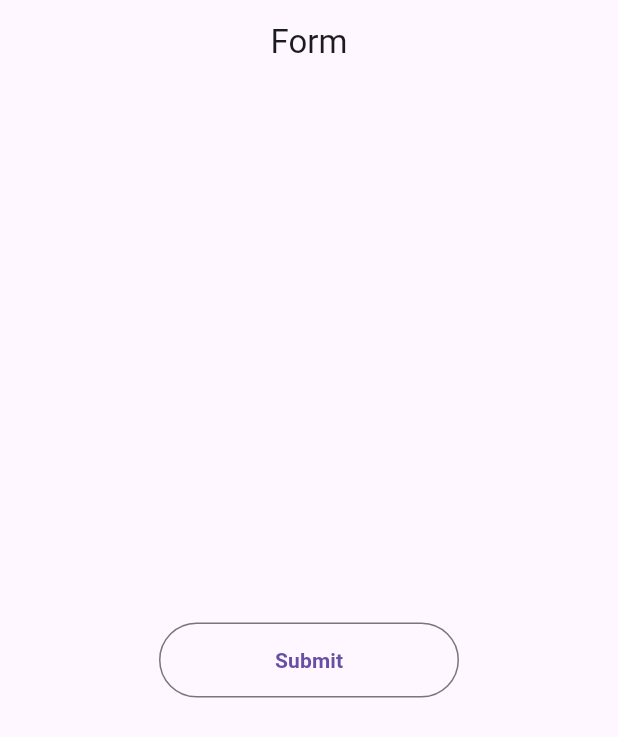
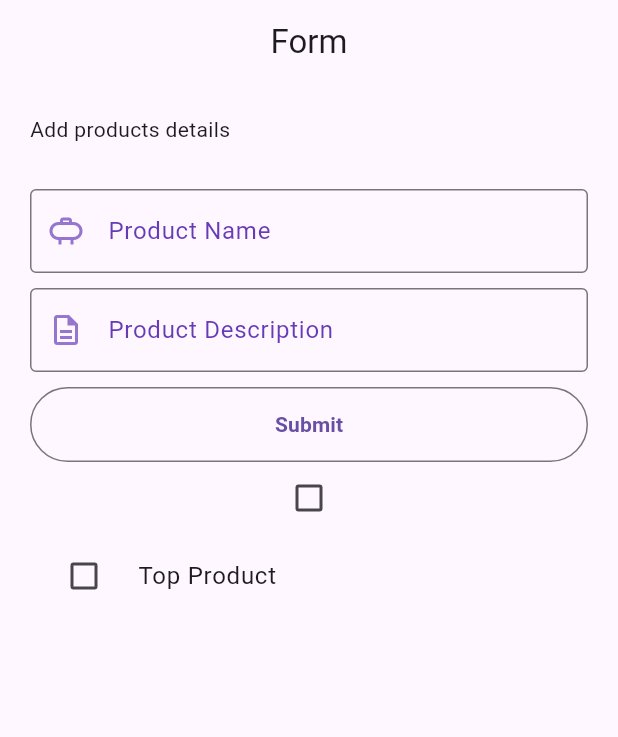
Before and after one commit to Alionit01/Flutter_Practice, a Flutter app: the screen it shows after launch, on a phone screen of 412 x 824 dp. Shown: the top 737 px of the screen. Run offline on Flutter 3.47's test engine with Material 3 defaults, Android fonts, the phone set to English and light mode, and no system bars.

Commit message:
implemented checkbox and checkboxTile

```diff
--- a/practiseApps/firstApp/flutter_application_1/lib/forms.dart
+++ b/practiseApps/firstApp/flutter_application_1/lib/forms.dart
@@ -9,28 +9,86 @@ class MyForm extends StatefulWidget {
 }
 
 class _MyFormState extends State<MyForm> {
+  var _productName;
+  final _productController = TextEditingController();
+  final _productDController = TextEditingController();
+  bool? _checkBox = false;
+  bool? _listTileCheckBox = false;
+
+  @override
+  void dispose() {
+    // just for better memory managemnt
+    _productController.dispose();
+    super.dispose();
+  }
+
   @override
   Widget build(BuildContext context) {
     return Scaffold(
-      appBar: AppBar(
-        title: Text("Form"),
-        centerTitle: true,
+      appBar: AppBar(title: Text("Form"), centerTitle: true),
+      body: Container(
+        padding: EdgeInsets.all(20.0),
+        child: ListView(
+          children: [
+            const Text("Add products details"),
+            SizedBox(height: 30.0),
+            MyTextField(
+              fieldName: 'Product Name',
+              myController: _productController,
+              myIcon: Icons.propane_outlined,
+              prefixIconColor: Colors.deepPurple.shade300, ),
+                SizedBox(height: 10.0),
+            MyTextField(
+              fieldName: 'Product Description',
+              myController: _productDController,
+              myIcon: Icons.description_outlined,
+              prefixIconColor: Colors.deepPurple.shade300, ),
+              SizedBox(height: 10.0),
+             myBtn(context),
+            // 1.   CheckBox
+              Checkbox(
+                value: _checkBox,
+                checkColor: Colors.white,
+                activeColor: Colors.deepPurple,
+                tristate: true,
+                onChanged: (value) {
+                  setState(() {
+                    _checkBox = value;
+                  });
+                },
               ),
-      body: Center(
-        child: myBtn(context),
+//2.   CheckBoxListTile
+              CheckboxListTile(
+                value: _listTileCheckBox,
+                checkColor: Colors.white,
+                activeColor: Colors.deepPurple,
+                tristate: true,
+                title: Text("Top Product"),
+                onChanged: (value) {
+                  setState(() {
+                    _listTileCheckBox = value;
+                  });
+                },
+                controlAffinity: ListTileControlAffinity.leading, //Leading Checkbox Icon
+              ),
+             ],
 
+        ),
       ),
     );
   }
 
   OutlinedButton myBtn(BuildContext context) {
     return OutlinedButton(
-        style: OutlinedButton.styleFrom(minimumSize: const Size(200,50)),
-        onPressed: (){
-          Navigator.push(context,
-          MaterialPageRoute(builder: (context){
-            return Details();
-          })
+      style: OutlinedButton.styleFrom(minimumSize: const Size(200, 50)),
+      onPressed: () {
+        Navigator.push(
+          context,
+          MaterialPageRoute(
+            builder: (context) {
+              return Details(productName: _productController.text);
+            },
+          ),
         );
       },
       child: Text(
@@ -40,3 +98,75 @@ class _MyFormState extends State<MyForm> {
     );
   }
 }
+
+class MyTextField extends StatelessWidget {
+  const MyTextField({
+    super.key,
+    required this.fieldName,
+    required this.myController,
+    this.myIcon = Icons.verified_user_outlined,
+    this.prefixIconColor = Colors.blueAccent,
+  });
+
+  final TextEditingController myController;
+  final String fieldName;
+  final IconData myIcon;
+  final Color prefixIconColor;
+
+  @override
+  Widget build(BuildContext context) {
+    return TextFormField(
+      controller: myController,
+      decoration: InputDecoration(
+        labelText: fieldName,
+        prefixIcon: Icon(myIcon, color: prefixIconColor,),
+        border: OutlineInputBorder(
+          borderSide: BorderSide(color: Colors.deepPurple.shade300)
+        ),
+        labelStyle: const TextStyle(color: Colors.deepPurple)
+      ),
+    );
+  }
+}
+
+class MyCheckBox extends StatefulWidget {
+  MyCheckBox({super.key, required this.listTileCheckBox});
+
+  bool? listTileCheckBox;
+
+  @override
+  State<MyCheckBox> createState() => _MyCheckBoxState();
+}
+
+class _MyCheckBoxState extends State<MyCheckBox> {
+  @override
+  Widget build(BuildContext context) {
+    return Align(
+      alignment: Alignment.centerLeft,
+      child: Container(
+        decoration: BoxDecoration(
+          borderRadius: BorderRadius.circular(5.0),
+          color: Colors.deepPurple.shade50,
+        ),
+        child: Row(
+          mainAxisSize: MainAxisSize.min,
+          children: [
+            Checkbox(
+              checkColor: Colors.white,
+              activeColor: Colors.deepPurple,
+              tristate: true,
+              value: widget.listTileCheckBox,
+              onChanged: (val) {
+                setState(() => widget.listTileCheckBox = val);
+              },
+            ),
+            const Padding(
+              padding: EdgeInsets.only(right: 15.0),
+              child: Text("Top Product"),
+       ),
+          ],
+        ),
+      ),
+    );
+  }
+}
```
Also changed, not shown: practiseApps/firstApp/flutter_application_1/lib/details.dart (+14 -4 lines). Lines whose indentation alone changed are shown as unchanged.
